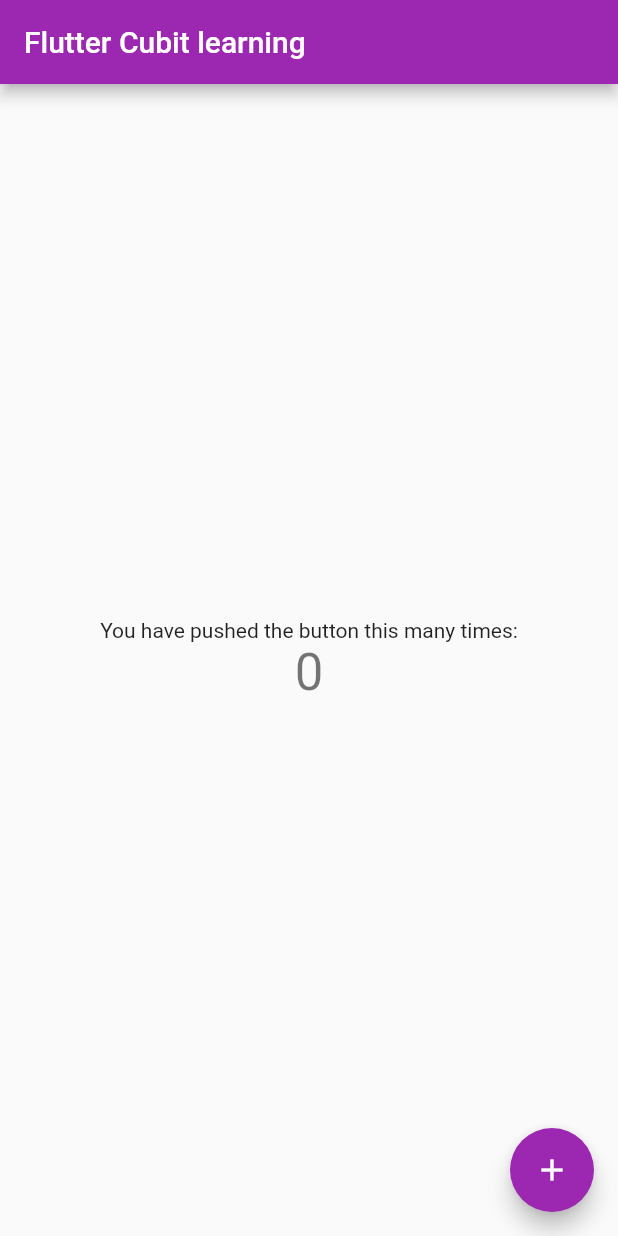
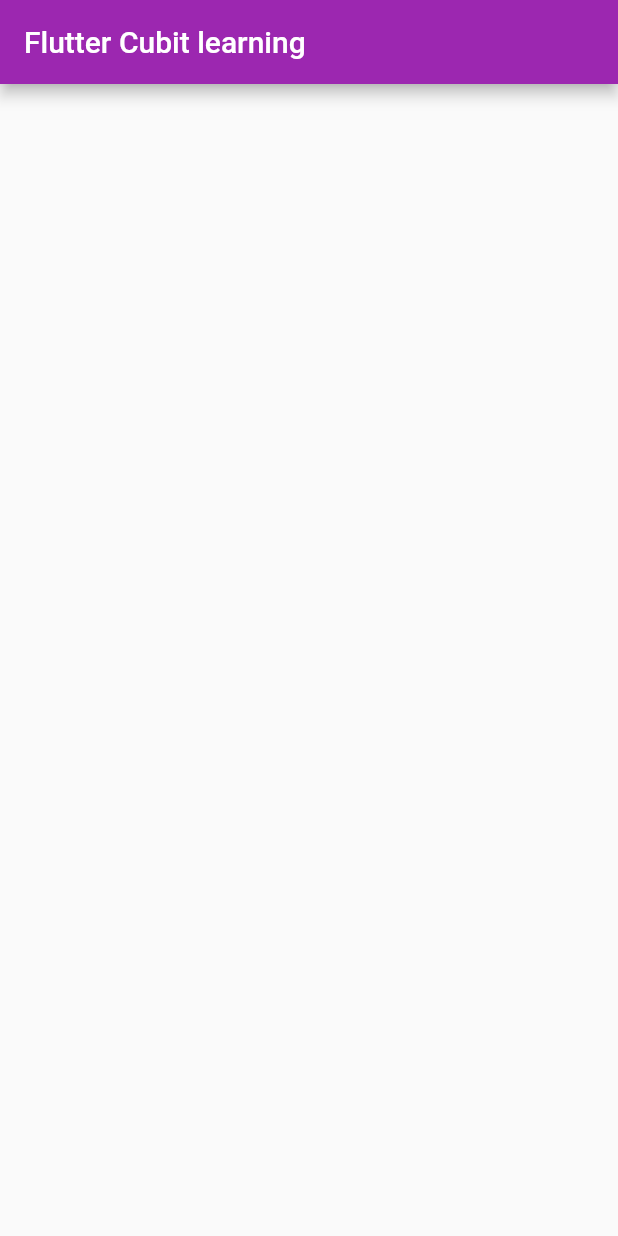
Before and after one commit to yukwok/Cubic-learning, a Flutter app: the screen it shows after launch, on a phone screen of 412 x 824 dp. Run offline on Flutter 3.47's test engine with Material 2 defaults, Android fonts, the phone set to English and light mode, and no system bars; our stand-ins replace bloc.

Commit message:
new homepage create

```diff
--- a/lib/main.dart
+++ b/lib/main.dart
@@ -18,59 +18,20 @@ class MyApp extends StatelessWidget {
       theme: ThemeData(
         primarySwatch: Colors.purple,
       ),
-      home: MyHomePage(title: 'Flutter Cubit learning'),
+      home: HomePage('Flutter Cubit learning'),
     );
   }
 }
 
-class MyHomePage extends StatefulWidget {
-  MyHomePage({Key? key, required this.title}) : super(key: key);
-
+class HomePage extends StatelessWidget {
   final String title;
 
-  @override
-  _MyHomePageState createState() => _MyHomePageState();
-}
-
-class _MyHomePageState extends State<MyHomePage> {
-  int _counter = 0;
-
-  void _incrementCounter() {
-    setState(() {
-      _counter++;
-    });
-  }
-
+  HomePage(this.title);
   @override
   Widget build(BuildContext context) {
-    //
-
     return Scaffold(
       appBar: AppBar(
-        title: Text(widget.title),
-      ),
-      body: Center(
-        child: Column(
-          //
-
-          //
-
-          mainAxisAlignment: MainAxisAlignment.center,
-          children: <Widget>[
-            Text(
-              'You have pushed the button this many times:',
-            ),
-            Text(
-              '$_counter',
-              style: Theme.of(context).textTheme.headline4,
-            ),
-          ],
-        ),
-      ),
-      floatingActionButton: FloatingActionButton(
-        onPressed: _incrementCounter,
-        tooltip: 'Increment',
-        child: Icon(Icons.add),
+        title: Text(title),
       ),
     );
   }
```
